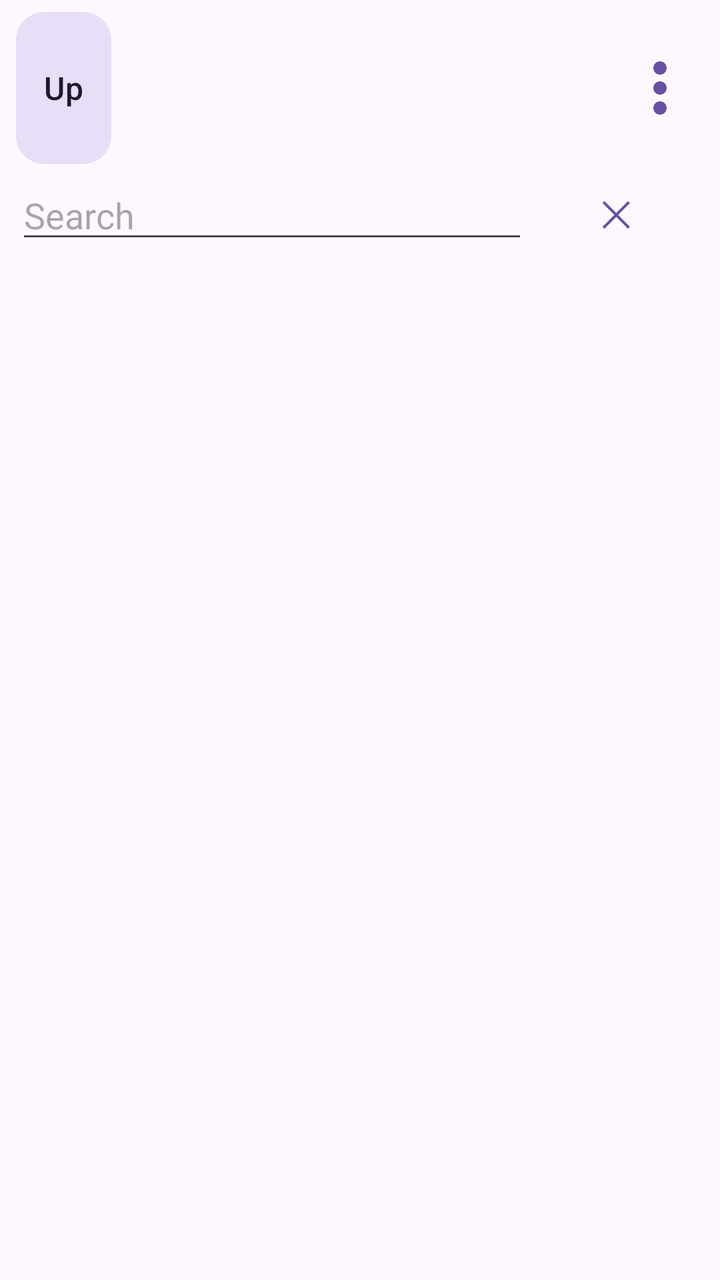
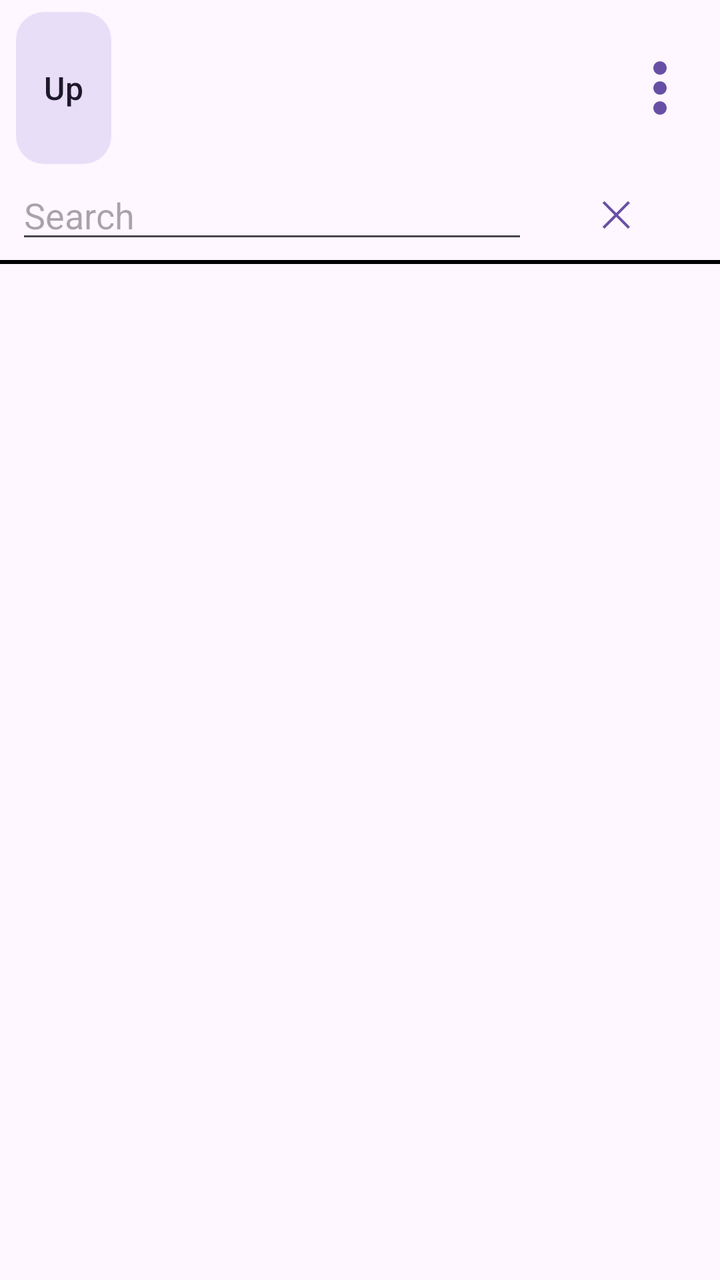

Two renders of the same Android screen: before a commit and after it. Below are the layout's source before the change and the commit's diff.
<!-- AndroidManifest.xml: application theme Theme.NCPlayer -->
<!-- res/layout/activity_main.xml -->
<?xml version="1.0" encoding="utf-8"?>
<LinearLayout xmlns:android="http://schemas.android.com/apk/res/android"
    xmlns:app="http://schemas.android.com/apk/res-auto"
    android:id="@+id/root"
    android:layout_width="match_parent"
    android:layout_height="match_parent"
    android:orientation="vertical">


    <LinearLayout
        android:layout_width="match_parent"
        android:layout_height="wrap_content"
        android:gravity="center_vertical"
        android:orientation="horizontal"
        android:paddingHorizontal="8dp"
        android:paddingTop="6dp">

        <com.google.android.material.button.MaterialButton
            android:id="@+id/up"
            style="@style/Widget.Material3.Button.TonalButton"
            android:layout_width="wrap_content"
            android:layout_height="76dp"
            android:insetTop="0dp"
            android:insetBottom="0dp"
            android:minWidth="0dp"
            android:paddingHorizontal="14dp"
            android:text="Up"
            android:textSize="16sp"
            app:cornerRadius="14dp" />

        <LinearLayout
            android:layout_width="0dp"
            android:layout_height="wrap_content"
            android:layout_marginStart="8dp"
            android:layout_weight="1"
            android:orientation="vertical">

            <TextView
                android:id="@+id/parent"
                android:layout_width="match_parent"
                android:layout_height="wrap_content"
                android:alpha="0.7"
                android:ellipsize="start"
                android:singleLine="true"
                android:textSize="13sp" />

            <TextView
                android:id="@+id/folder"
                android:layout_width="match_parent"
                android:layout_height="wrap_content"
                android:maxLines="3"
                android:textSize="18sp"
                android:textStyle="bold" />
        </LinearLayout>

        <com.google.android.material.button.MaterialButton
            android:id="@+id/more"
            style="@style/Widget.Material3.Button.IconButton"
            android:layout_width="44dp"
            android:layout_height="76dp"
            android:insetTop="0dp"
            android:insetBottom="0dp"
            android:minWidth="0dp"
            android:padding="0dp"
            android:contentDescription="Menu"
            app:icon="@drawable/ic_more"
            app:iconGravity="textStart"
            app:iconPadding="0dp"
            app:iconSize="40dp" />
    </LinearLayout>

    <TextView
        android:id="@+id/prefix"
        android:layout_width="match_parent"
        android:layout_height="wrap_content"
        android:paddingHorizontal="12dp"
        android:paddingTop="4dp"
        android:textSize="14sp"
        android:visibility="gone" />

    <LinearLayout
        android:layout_width="match_parent"
        android:layout_height="wrap_content"
        android:gravity="center_vertical"
        android:orientation="horizontal"
        android:paddingHorizontal="8dp">

        <EditText
            android:id="@+id/filter"
            android:layout_width="0dp"
            android:layout_height="wrap_content"
            android:layout_weight="1"
            android:hint="Search"
            android:imeOptions="actionDone"
            android:importantForAutofill="no"
            android:inputType="text"
            android:singleLine="true" />

        <com.google.android.material.button.MaterialButton
            android:id="@+id/clear"
            style="@style/Widget.Material3.Button.TextButton"
            android:layout_width="wrap_content"
            android:layout_height="wrap_content"
            android:text="✕"
            android:textSize="18sp" />
    </LinearLayout>

    <com.google.android.material.button.MaterialButtonToggleGroup
        android:id="@+id/histToggle"
        android:layout_width="match_parent"
        android:layout_height="wrap_content"
        android:paddingHorizontal="12dp"
        android:visibility="gone"
        app:selectionRequired="true"
        app:singleSelection="true">

        <com.google.android.material.button.MaterialButton
            android:id="@+id/histFolders"
            style="@style/Widget.Material3.Button.OutlinedButton"
            android:layout_width="0dp"
            android:layout_height="wrap_content"
            android:layout_weight="1"
            android:text="Folders" />

        <com.google.android.material.button.MaterialButton
            android:id="@+id/histTracks"
            style="@style/Widget.Material3.Button.OutlinedButton"
            android:layout_width="0dp"
            android:layout_height="wrap_content"
            android:layout_weight="1"
            android:text="Tracks" />
    </com.google.android.material.button.MaterialButtonToggleGroup>

    <LinearLayout
        android:id="@+id/dlRow"
        android:layout_width="match_parent"
        android:layout_height="wrap_content"
        android:gravity="center_vertical"
        android:orientation="horizontal"
        android:paddingHorizontal="12dp"
        android:paddingVertical="4dp"
        android:visibility="gone">

        <com.google.android.material.progressindicator.CircularProgressIndicator
            android:id="@+id/dlSpinner"
            android:layout_width="wrap_content"
            android:layout_height="wrap_content"
            android:layout_marginEnd="10dp"
            android:indeterminate="true"
            app:indicatorSize="22dp"
            app:trackThickness="3dp" />

        <TextView
            android:id="@+id/dlStatus"
            android:layout_width="0dp"
            android:layout_height="wrap_content"
            android:layout_weight="1"
            android:alpha="0.8"
            android:textSize="13sp" />
    </LinearLayout>

    <TextView
        android:id="@+id/status"
        android:layout_width="match_parent"
        android:layout_height="wrap_content"
        android:padding="12dp"
        android:textSize="15sp"
        android:visibility="gone" />

    <androidx.recyclerview.widget.RecyclerView
        android:id="@+id/list"
        android:layout_width="match_parent"
        android:layout_height="0dp"
        android:layout_weight="1" />

    <LinearLayout
        android:id="@+id/bar"
        android:layout_width="match_parent"
        android:layout_height="wrap_content"
        android:background="?attr/colorSurfaceContainerHigh"
        android:orientation="vertical"
        android:paddingHorizontal="12dp"
        android:paddingTop="8dp"
        android:visibility="gone">

        <TextView
            android:id="@+id/barTitle"
            android:layout_width="match_parent"
            android:layout_height="wrap_content"
            android:maxLines="3"
            android:textSize="17sp"
            android:textStyle="bold" />

        <TextView
            android:id="@+id/barSub"
            android:layout_width="match_parent"
            android:layout_height="wrap_content"
            android:alpha="0.7"
            android:singleLine="true"
            android:ellipsize="end"
            android:textSize="13sp" />

        <SeekBar
            android:id="@+id/seek"
            android:layout_width="match_parent"
            android:layout_height="wrap_content"
            android:paddingVertical="8dp" />

        <TextView
            android:id="@+id/time"
            android:layout_width="match_parent"
            android:layout_height="wrap_content"
            android:gravity="center"
            android:textSize="13sp" />

        <LinearLayout
            android:layout_width="match_parent"
            android:layout_height="wrap_content"
            android:gravity="center"
            android:orientation="horizontal">

            <com.google.android.material.button.MaterialButton
                android:id="@+id/prev"
                style="@style/Widget.Material3.Button.TextButton"
                android:layout_width="0dp"
                android:layout_height="wrap_content"
                android:layout_weight="1"
                app:icon="@drawable/ic_prev"
                app:iconGravity="textStart"
                app:iconPadding="0dp"
                app:iconSize="30dp" />

            <com.google.android.material.button.MaterialButton
                android:id="@+id/back15"
                android:minWidth="0dp"
                android:paddingHorizontal="0dp"
                style="@style/Widget.Material3.Button.TextButton"
                android:layout_width="0dp"
                android:layout_height="wrap_content"
                android:layout_weight="1"
                android:text="−15"
                android:textSize="15sp" />

            <com.google.android.material.button.MaterialButton
                android:id="@+id/play"
                android:layout_width="0dp"
                android:layout_height="wrap_content"
                android:layout_weight="1.3"
                app:icon="@drawable/ic_play"
                app:iconGravity="textStart"
                app:iconPadding="0dp"
                app:iconSize="30dp" />

            <com.google.android.material.button.MaterialButton
                android:id="@+id/fwd15"
                android:minWidth="0dp"
                android:paddingHorizontal="0dp"
                style="@style/Widget.Material3.Button.TextButton"
                android:layout_width="0dp"
                android:layout_height="wrap_content"
                android:layout_weight="1"
                android:text="+15"
                android:textSize="15sp" />

            <com.google.android.material.button.MaterialButton
                android:id="@+id/next"
                style="@style/Widget.Material3.Button.TextButton"
                android:layout_width="0dp"
                android:layout_height="wrap_content"
                android:layout_weight="1"
                app:icon="@drawable/ic_next"
                app:iconGravity="textStart"
                app:iconPadding="0dp"
                app:iconSize="30dp" />
        </LinearLayout>

        <LinearLayout
            android:layout_width="match_parent"
            android:layout_height="wrap_content"
            android:orientation="horizontal">

            <com.google.android.material.button.MaterialButton
                android:id="@+id/speed"
                style="@style/Widget.Material3.Button.TextButton"
                android:layout_width="0dp"
                android:layout_height="wrap_content"
                android:layout_weight="1"
                android:text="Speed 1.0×"
                android:textSize="14sp" />

            <com.google.android.material.button.MaterialButton
                android:id="@+id/sleep"
                style="@style/Widget.Material3.Button.TextButton"
                android:layout_width="0dp"
                android:layout_height="wrap_content"
                android:layout_weight="1"
                android:text="Sleep timer"
                android:textSize="14sp" />
        </LinearLayout>
    </LinearLayout>
</LinearLayout>
<!-- resources referenced by this layout -->
<resources>
  <!-- drawable ic_more (drawable) -->
  <vector xmlns:android="http://schemas.android.com/apk/res/android"
      android:width="24dp" android:height="24dp"
      android:viewportWidth="24" android:viewportHeight="24"
      android:tint="?attr/colorControlNormal">
      <path android:fillColor="#FFFFFFFF"
          android:pathData="M12,8c1.1,0 2,-0.9 2,-2s-0.9,-2 -2,-2 -2,0.9 -2,2 0.9,2 2,2zM12,10c-1.1,0 -2,0.9 -2,2s0.9,2 2,2 2,-0.9 2,-2 -0.9,-2 -2,-2zM12,16c-1.1,0 -2,0.9 -2,2s0.9,2 2,2 2,-0.9 2,-2 -0.9,-2 -2,-2z" />
  </vector>
  <!-- drawable ic_next (drawable) -->
  <vector xmlns:android="http://schemas.android.com/apk/res/android"
      android:width="24dp" android:height="24dp"
      android:viewportWidth="24" android:viewportHeight="24"
      android:tint="?attr/colorControlNormal">
      <path android:fillColor="#FFFFFFFF" android:pathData="M6,18l8.5,-6L6,6v12zM16,6v12h2V6h-2z" />
  </vector>
  <!-- drawable ic_play (drawable) -->
  <vector xmlns:android="http://schemas.android.com/apk/res/android"
      android:width="24dp" android:height="24dp"
      android:viewportWidth="24" android:viewportHeight="24"
      android:tint="?attr/colorControlNormal">
      <path android:fillColor="#FFFFFFFF" android:pathData="M8,5v14l11,-7z" />
  </vector>
  <!-- drawable ic_prev (drawable) -->
  <vector xmlns:android="http://schemas.android.com/apk/res/android"
      android:width="24dp" android:height="24dp"
      android:viewportWidth="24" android:viewportHeight="24"
      android:tint="?attr/colorControlNormal">
      <path android:fillColor="#FFFFFFFF" android:pathData="M6,6h2v12H6zM9.5,12l8.5,6V6z" />
  </vector>
  <style name="Theme.NCPlayer" parent="Theme.Material3.DayNight.NoActionBar" />
</resources>

<!-- the commit's change to res/layout/activity_main.xml (unified diff, before → after) -->
@@ -167,11 +167,24 @@
         android:textSize="15sp"
         android:visibility="gone" />
 
+    <View
+        android:id="@+id/divTop"
+        android:layout_width="match_parent"
+        android:layout_height="2dp"
+        android:background="#000000" />
+
     <androidx.recyclerview.widget.RecyclerView
         android:id="@+id/list"
         android:layout_width="match_parent"
         android:layout_height="0dp"
         android:layout_weight="1" />
+
+    <View
+        android:id="@+id/divBar"
+        android:layout_width="match_parent"
+        android:layout_height="2dp"
+        android:background="#000000"
+        android:visibility="gone" />
 
     <LinearLayout
         android:id="@+id/bar"
